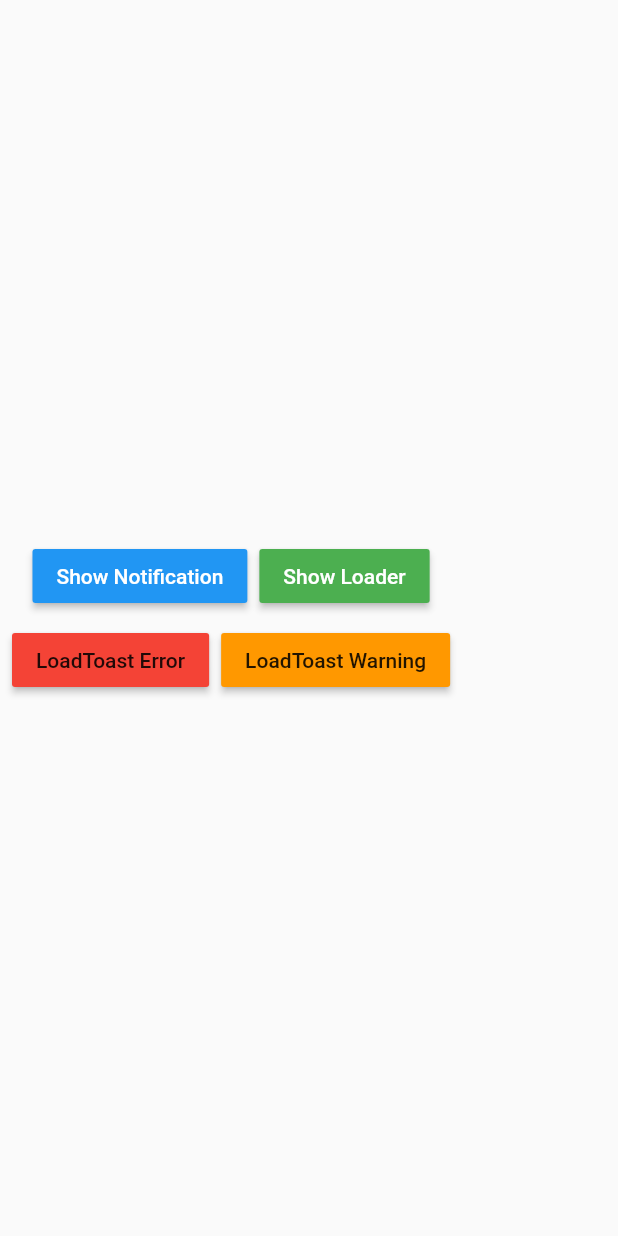
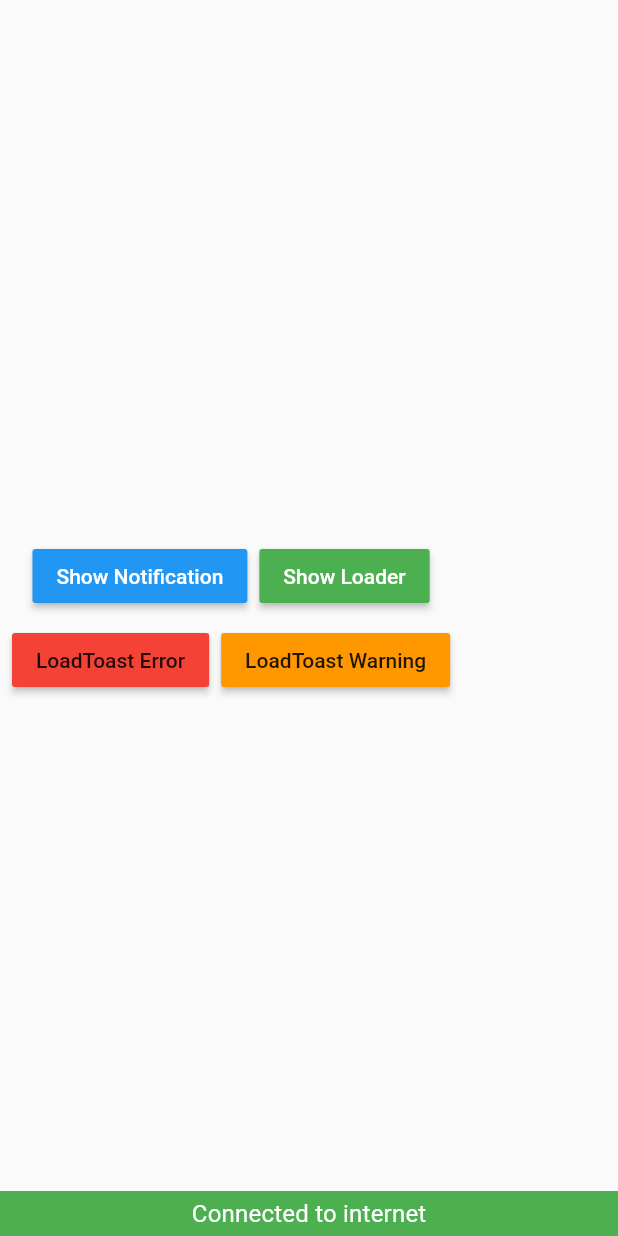
Before and after one commit to fayaz07/ots, a Flutter app: the first screen one second after launch, on a phone screen of 412 x 824 dp. Run offline on Flutter 3.47's test engine with Material 2 defaults, Android fonts, the light colour scheme and no system bars; our stand-ins replace connectivity.

Commit message:
added network state updates

```diff
--- a/example/lib/main.dart
+++ b/example/lib/main.dart
@@ -4,6 +4,7 @@ import 'package:ots/ots.dart';
 void main() => runApp(
       MaterialApp(
         home: OTS(
+          showNetworkUpdates: true,
           /// pass your custom loader here
           loader: CircularProgressIndicator(
             valueColor: AlwaysStoppedAnimation<Color>(Colors.green),
--- a/lib/utils/styles.dart
+++ b/lib/utils/styles.dart
@@ -5,8 +5,11 @@ class TextStyles {
       color: Colors.white,
       fontWeight: FontWeight.w600,
       fontSize: 16.0,
-      letterSpacing: 0.15);
+      letterSpacing: 0.5);
 
   static final bodyStyle =
       TextStyle(color: Colors.white, fontSize: 14.0, letterSpacing: 0.5);
+
+  static final networkStatusStyle =
+      TextStyle(color: Colors.white, fontSize: 16.0, letterSpacing: 0.15);
 }
--- /dev/null
+++ b/lib/widgets/network_state.dart
@@ -0,0 +1,117 @@
+import 'package:flutter/material.dart';
+import 'package:flutter/cupertino.dart';
+import 'package:ots/utils/styles.dart';
+
+enum NetworkState { Connected, Disconnected, Weak }
+
+extension NetworkStateMessage on NetworkState {
+  String get message {
+    switch (this) {
+      case NetworkState.Connected:
+        return "Connected to internet";
+        break;
+      case NetworkState.Disconnected:
+        return "No internet connection";
+        break;
+      case NetworkState.Weak:
+        return "Weak internet connection";
+        break;
+    }
+    return "Connected to internet";
+  }
+
+  Color get color {
+    switch (this) {
+      case NetworkState.Connected:
+        return Colors.green;
+        break;
+      case NetworkState.Disconnected:
+        return Colors.red;
+        break;
+      case NetworkState.Weak:
+        return Colors.yellow;
+        break;
+    }
+    return Colors.green;
+  }
+}
+
+class NetworkWidget extends StatefulWidget {
+  final VoidCallback disposeOverlay;
+  final NetworkState state;
+
+  const NetworkWidget({Key key, this.disposeOverlay, this.state})
+      : super(key: key);
+
+  @override
+  _NetworkWidgetState createState() => _NetworkWidgetState();
+}
+
+class _NetworkWidgetState extends State<NetworkWidget>
+    with SingleTickerProviderStateMixin {
+  Animation _animation;
+  AnimationController _animationController;
+
+  @override
+  void initState() {
+    _animationController =
+        AnimationController(vsync: this, duration: Duration(milliseconds: 200));
+    _animation = Tween(begin: -0.1, end: 0.0).animate(
+      CurvedAnimation(
+        curve: Curves.linear,
+        parent: _animationController,
+      ),
+    );
+
+    _animationController.forward();
+    _reverse();
+    super.initState();
+  }
+
+  _reverse() async {
+    try {
+      await Future.delayed(Duration(milliseconds: 2000));
+      if (mounted) {
+        await _animationController.reverse();
+        _callDispose();
+      }
+    } catch (err) {
+      debugPrint('''NotificationWidget dispose error''');
+      throw err;
+    }
+  }
+
+  _callDispose() {
+    if (widget.disposeOverlay != null) widget.disposeOverlay();
+  }
+
+  @override
+  void dispose() {
+    _animationController.dispose();
+//    debugPrint('''NotificationWidget disposed''');
+    super.dispose();
+  }
+
+  @override
+  Widget build(BuildContext context) {
+    final height = MediaQuery.of(context).size.height;
+    return AnimatedBuilder(
+      animation: _animation,
+      builder: (context, child) => Transform(
+        transform:
+            Matrix4.translationValues(0.0, -_animation.value * height, 0.0),
+        child: Material(
+//          shape:
+//              RoundedRectangleBorder(borderRadius: BorderRadius.circular(8.0)),
+          color: widget.state.color,
+          child: Center(
+            child: Text(
+              widget.state.message,
+              style: TextStyles.networkStatusStyle,
+            ),
+          ),
+        ),
+      ),
+    );
+  }
+}
--- a/pubspec.yaml
+++ b/pubspec.yaml
@@ -1,5 +1,5 @@
 name: ots
-description: A new Flutter package.
+description: A package for showing loading indicators, notifications, dialogs, internet connectivity updates, Over the Screen easily.
 version: 0.0.1
 author: Fayaz
 homepage: https://github.com/fayaz07/ots
@@ -10,6 +10,8 @@ environment:
 dependencies:
   flutter:
     sdk: flutter
+
+  connectivity: ^0.4.8+6
 
 dev_dependencies:
   flutter_test:
```
Also changed, not shown: lib/ots.dart (+50 -1 lines), example/pubspec.lock, pubspec.lock.
